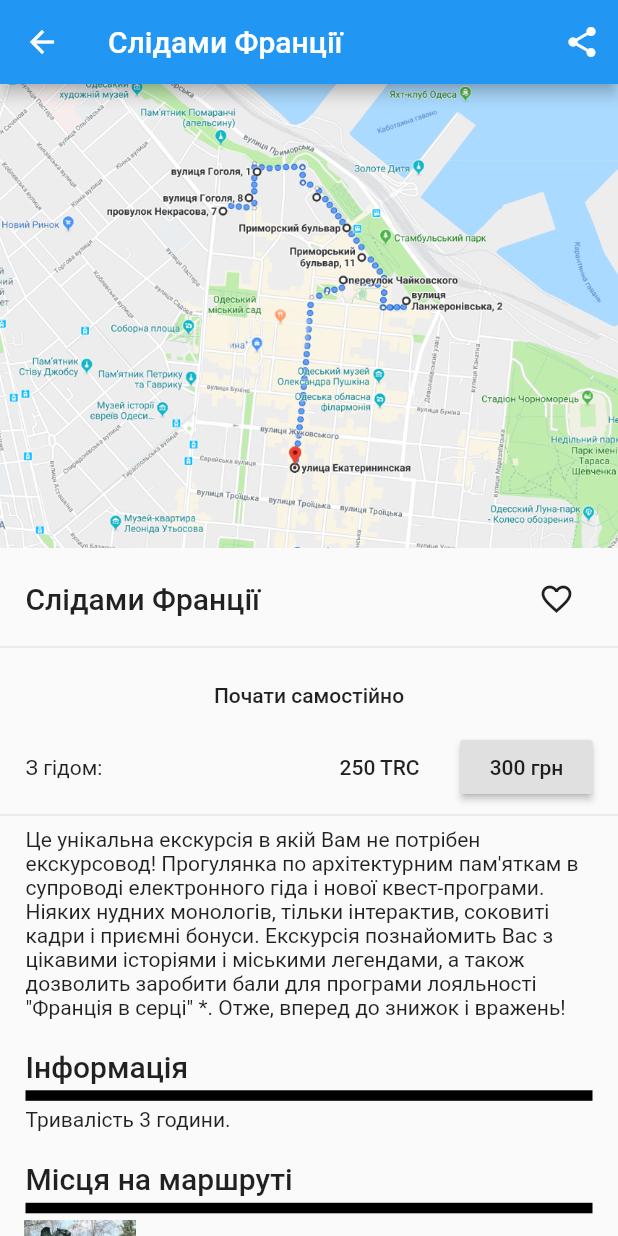
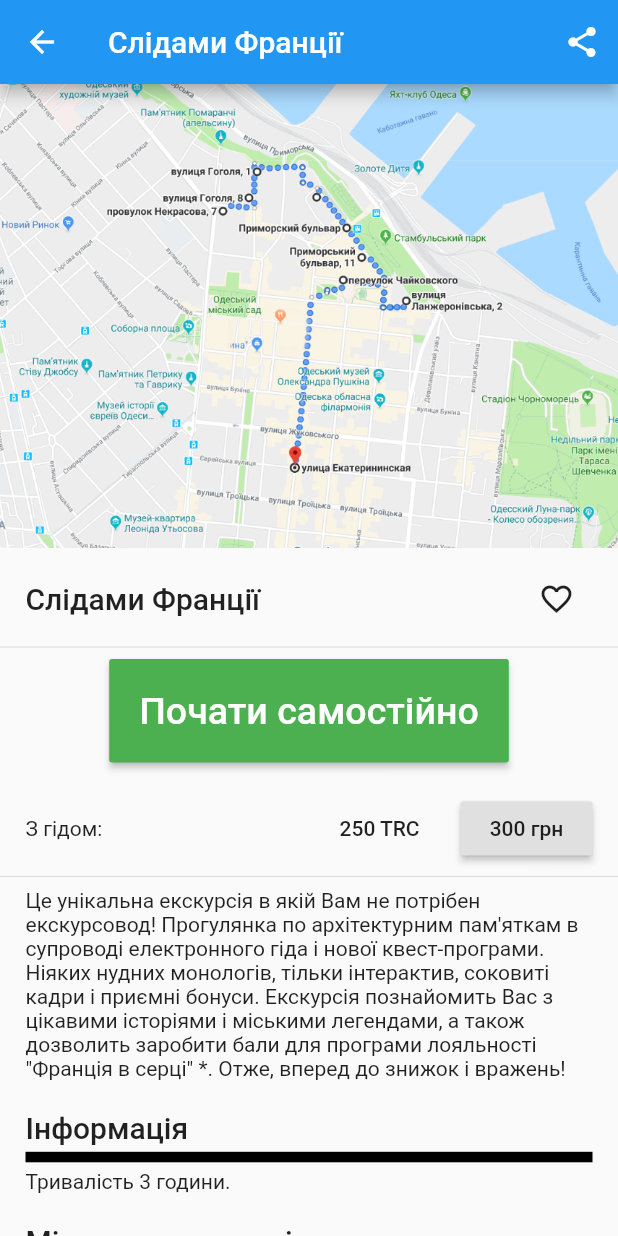
Before and after one commit to SashaKryzh/Hackathon-Codage-Kyiv, a Flutter app: the RouteDetailPage screen opened by its route, on a phone screen of 412 x 824 dp. Run offline on Flutter 3.47's test engine with Material 2 defaults, Android fonts, the light colour scheme and no system bars; our stand-ins replace audioplayers, google_maps_flutter, percent_indicator.

Commit message:
some translation

```diff
--- a/lib/screens/events_page.dart
+++ b/lib/screens/events_page.dart
@@ -8,7 +8,7 @@ class EventsPage extends StatelessWidget {
 
   @override
   Widget build(BuildContext context) {
-    final events = Event.events;
+    final events = Event.events[currentLanguage];
 
     // TODO: implement navigation
     void onEventTap(Event event) {
--- a/lib/screens/routes_detail_page.dart
+++ b/lib/screens/routes_detail_page.dart
@@ -34,13 +34,20 @@ class RouteDetailPage extends StatelessWidget {
       );
     }
 
+    void startRoute() {
+      Navigator.pushNamed(context, routeName);
+    }
+
     Widget buyBlock() {
       return Column(
         children: <Widget>[
-          FlatButton(
-            child: Text(_routeTourSelf[currentLanguage]),
+          RaisedButton(
+            child: Text(_routeTourSelf[currentLanguage], style: TextStyle(color: Colors.white, fontSize: 25),),
+            color: Colors.green,
+            padding: EdgeInsets.all(20),
             onPressed: () {},
           ),
+          Container(height: 20),
           Row(
             children: <Widget>[
               Expanded(
```
Also changed, not shown: lib/modules/event.dart (+15 -1 lines), lib/modules/post.dart (+7 -7 lines).
